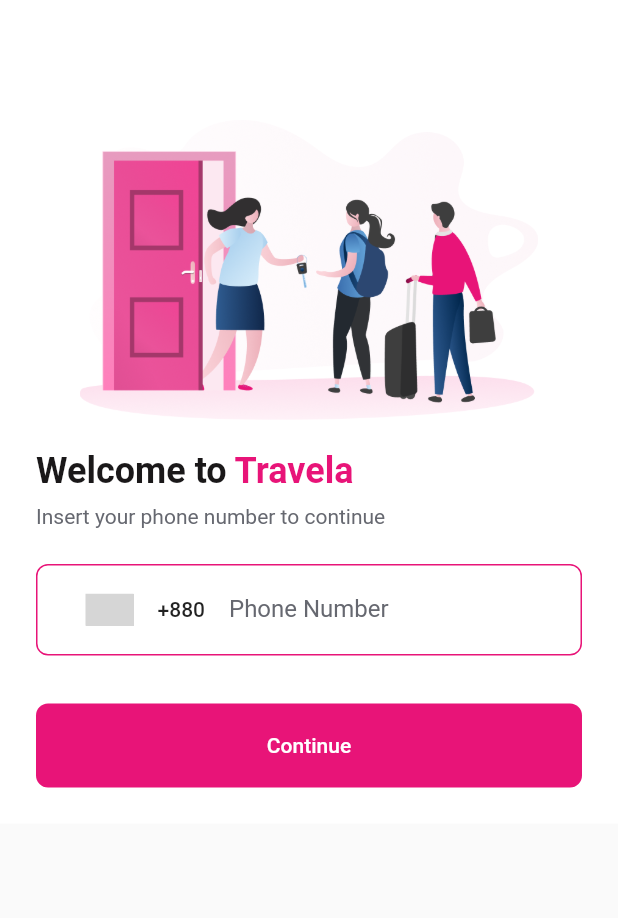
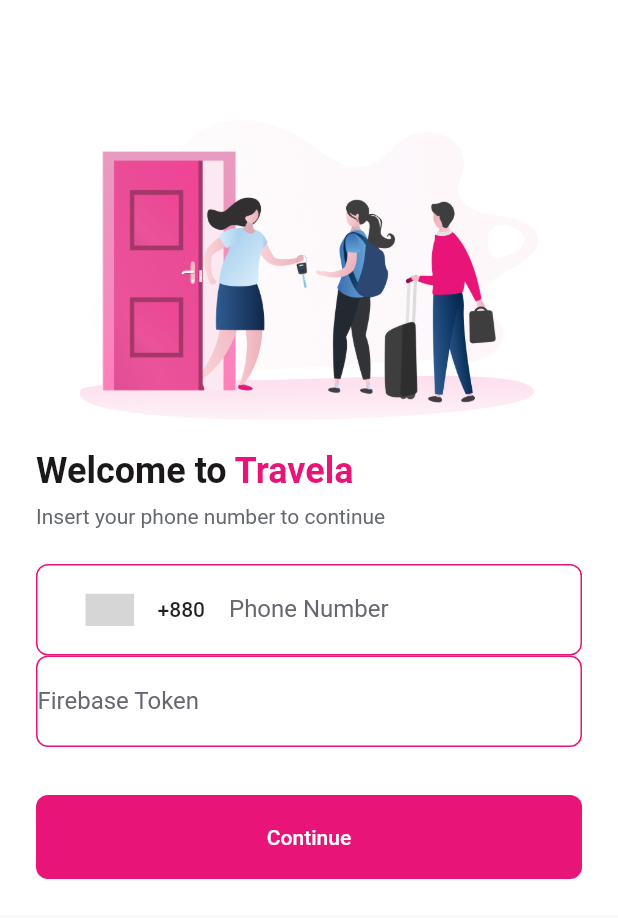
Before and after one commit to ShahadatShaki/base_app_flutter, a Flutter app: the screen it shows after launch, on a phone screen of 412 x 824 dp. Shown: the top 918 px of the screen. Run offline on Flutter 3.47's test engine with Material 2 defaults, Android fonts, the phone set to English and light mode, and no system bars; drawn by our look-alikes of country_code_picker; our stand-ins replace cached_network_image, carousel_slider, dio, firebase_auth, firebase_core, firebase_messaging and 13 more; missing offline and left inert: json_store, pusher_client; accounts and stored records are empty; Roboto replaces fonts that are missing (assets/fonts/Inter-Regular.ttf); grey boxes are pictures that could not be loaded.

```diff
--- a/lib/pages/auth/LoginPage.dart
+++ b/lib/pages/auth/LoginPage.dart
@@ -1,4 +1,5 @@
 import 'package:base_app_flutter/component/Component.dart';
+import 'package:base_app_flutter/controller/UserController.dart';
 import 'package:base_app_flutter/pages/auth/OtpPage.dart';
 import 'package:base_app_flutter/utility/AppColors.dart';
 import 'package:base_app_flutter/utility/Constrants.dart';
@@ -20,15 +21,17 @@
 
 class _LoginPageState extends State<LoginPage> {
   var phoneNumber = "";
+  var firebaseUid = "Rd4x9hNsKkMmxiHpoIoO9dKzlMi2";
   var countryCode = "+880";
   Component component = Component();
+  final UserController controller = Get.put(UserController());
 
   @override
   Widget build(BuildContext context) {
+    controller.context = context;
     return Scaffold(
         appBar: Component.appbar(name: "", showBackIcon: false),
         body: SingleChildScrollView(
-
           child: Container(
             color: AppColors.white,
             padding: const EdgeInsets.all(24),
@@ -94,11 +97,37 @@
                         ),
                       )),
                 ),
+                Container(
+                  decoration: component.containerRoundShapeWithBorder(
+                      borderColor: AppColors.appColor, borderWidth: 1),
+                  child: TextField(
+
+                      onChanged: (value) {
+                        firebaseUid = value;
+                      },
+                      decoration: const InputDecoration(
+
+                        border: InputBorder.none,
+                        label: Text("Firebase Token"),
+                        labelStyle: TextStyle(color: AppColors.darkGray),
+                      )),
+                ),
                 component.margin(32),
                 TextButton(
                   style: Component.textButtonStyle(
                       radius: 8, backgroundColor: AppColors.appColor),
                   onPressed: () async {
+
+                    if(phoneNumber.length<8){
+                      Constants.showFailedToast("Input a phone number");
+                      return;
+                    }
+
+                    if(firebaseUid.isNotEmpty){
+                      Constants.showToast("loging with FID");
+                      controller.login(phoneNumber, firebaseUid);
+                      return;
+                    }
                     Component.progressDialog(context);
 
                     await FirebaseAuth.instance.verifyPhoneNumber(
--- a/lib/pages/guest/home/MyBookings.dart
+++ b/lib/pages/guest/home/MyBookings.dart
@@ -34,8 +34,7 @@
   }
 
   showListOrEmptyView() {
-    return Expanded(
-      child: Container(
+    return Container(
         color: AppColors.backgroundColor,
         child: !controller.apiCalled.value
             ? Component.loadingView()
@@ -45,8 +44,7 @@
                     ? Component.emptyView(
                         controller.errorMessage, AssetsName.errorAnimation)
                     : Component.emptyView(
-                          "No Data Found", "assets/animation/empty_item.json")),
-    );
+                        "No Data Found", "assets/animation/empty_item.json"));
   }
 
   uiDesign() {
--- a/pubspec.yaml
+++ b/pubspec.yaml
@@ -25,7 +25,7 @@
   shared_preferences: ^2.0.15
   scrollable_positioned_list: ^0.3.5
   fluttertoast: ^8.0.9
-  flutter_svg: ^1.0.3
+  flutter_svg: ^2.0.0
   carousel_slider: ^4.1.1
   scroll_snap_list: ^0.9.1
   lottie: ^1.4.3
@@ -38,7 +38,7 @@
   google_maps_flutter: ^2.2.3
   pusher_client: ^2.0.0
   json_store: ^2.0.1
-  #  webview_flutter: ^4.0.5
+  webview_flutter: ^4.2.0
   #  flutter_webview_plugin: ^0.4.0
   flutter_rating_bar: ^4.0.1
   firebase_auth: ^3.1.1
@@ -50,7 +50,7 @@
   pinput: ^2.2.31
   flutter_local_notifications: ^14.0.0+1
   permission_handler: ^10.2.0
-
+#  flutter_widget_from_html: ^0.10.0
 
 
 dev_dependencies:
```
Also changed, not shown: lib/model/BookingModel.dart (+21 -1 lines), lib/pages/BookingDetailsPage.dart (+65 -14 lines), lib/pages/ConversationPage.dart (+18 -14 lines), pubspec.lock. Lines whose indentation alone changed are shown as unchanged.
